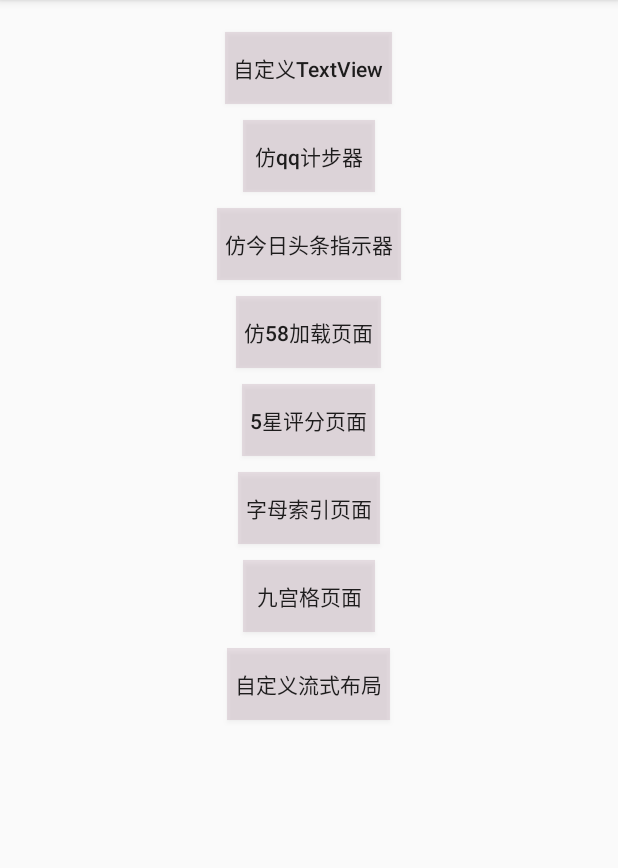
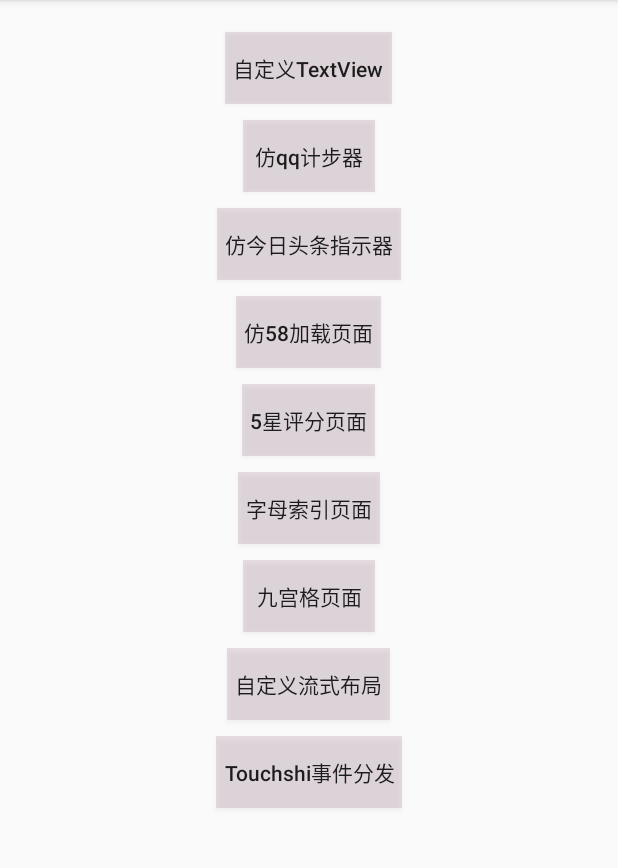
Before and after one commit to xuchengpu/CustomControl, an Android app: the screen it shows after launch (MainActivity), on a phone screen of 412 x 824 dp, the part 84-952 px from its top. Run offline under Robolectric (Android 15) with nearby library versions, the light colour scheme and no system bars; our stand-ins replace ButterKnife.

Commit message:
分析view的onTouch

```diff
--- a/app/src/main/AndroidManifest.xml
+++ b/app/src/main/AndroidManifest.xml
@@ -23,7 +23,8 @@
         <activity android:name=".activitys.RatingViewActivity" />
         <activity android:name=".activitys.IndexActivity" />
         <activity android:name=".activitys.SudokuActivity" />
-        <activity android:name=".activitys.FlowlayoutActivity"></activity>
+        <activity android:name=".activitys.FlowlayoutActivity" />
+        <activity android:name=".activitys.TouchActivity"></activity>
     </application>
 
 </manifest>
--- a/app/src/main/java/com/xuchengpu/customcontrol/activitys/FlowlayoutActivity.java
+++ b/app/src/main/java/com/xuchengpu/customcontrol/activitys/FlowlayoutActivity.java
@@ -9,6 +9,7 @@
 import android.widget.Toast;
 
 import com.xuchengpu.customcontrol.R;
+import com.xuchengpu.customcontrol.adapter.FlowlayoutAdapter;
 import com.xuchengpu.customcontrol.wiget.Flowlayout;
 
 import java.util.ArrayList;
--- a/app/src/main/java/com/xuchengpu/customcontrol/activitys/MainActivity.java
+++ b/app/src/main/java/com/xuchengpu/customcontrol/activitys/MainActivity.java
@@ -30,6 +30,8 @@
     Button btnSudoku;
     @InjectView(R.id.btn_flowlayout)
     Button btnFlowlayout;
+    @InjectView(R.id.btn_touch)
+    Button btnTouch;
 
     @Override
     protected void onCreate(Bundle savedInstanceState) {
@@ -39,7 +41,7 @@
     }
 
 
-    @OnClick({R.id.btn_flowlayout,R.id.btn_sudoku, R.id.btn_index, R.id.btn_textview, R.id.btn_step, R.id.btn_indicator, R.id.btn_imitation58, R.id.btn_rate})
+    @OnClick({R.id.btn_touch,R.id.btn_flowlayout, R.id.btn_sudoku, R.id.btn_index, R.id.btn_textview, R.id.btn_step, R.id.btn_indicator, R.id.btn_imitation58, R.id.btn_rate})
     public void onClick(View view) {
         Intent intent = null;
         switch (view.getId()) {
@@ -67,6 +69,9 @@
             case R.id.btn_flowlayout:
                 intent = new Intent(this, FlowlayoutActivity.class);
                 break;
+            case R.id.btn_touch:
+                intent = new Intent(this, TouchActivity.class);
+                break;
         }
         if (intent != null) {
             startActivity(intent);
@@ -74,5 +79,4 @@
 
     }
 
-
 }
--- a/app/src/main/java/com/xuchengpu/customcontrol/activitys/FlowlayoutAdapter.java
+++ b/app/src/main/java/com/xuchengpu/customcontrol/adapter/FlowlayoutAdapter.java
@@ -1,4 +1,4 @@
-package com.xuchengpu.customcontrol.activitys;
+package com.xuchengpu.customcontrol.adapter;
 
 import android.view.View;
 import android.view.ViewGroup;
--- a/app/src/main/java/com/xuchengpu/customcontrol/wiget/Flowlayout.java
+++ b/app/src/main/java/com/xuchengpu/customcontrol/wiget/Flowlayout.java
@@ -5,7 +5,7 @@
 import android.view.View;
 import android.view.ViewGroup;
 
-import com.xuchengpu.customcontrol.activitys.FlowlayoutAdapter;
+import com.xuchengpu.customcontrol.adapter.FlowlayoutAdapter;
 
 import java.util.ArrayList;
 import java.util.List;
--- a/app/src/main/res/layout/activity_main.xml
+++ b/app/src/main/res/layout/activity_main.xml
@@ -88,6 +88,15 @@
             android:padding="5dp"
             android:text="自定义流式布局"
             android:textAllCaps="false" />
+        <Button
+            android:id="@+id/btn_touch"
+            android:layout_width="wrap_content"
+            android:layout_height="wrap_content"
+            android:layout_margin="5dp"
+            android:background="#44af8fa0"
+            android:padding="5dp"
+            android:text="Touchshi事件分发"
+            android:textAllCaps="false" />
 
     </LinearLayout>
 
```
Also changed, not shown: app/src/main/java/com/xuchengpu/customcontrol/activitys/TouchActivity.java (added, +39 -0 lines), app/src/main/java/com/xuchengpu/customcontrol/wiget/TouchView.java (added, +41 -0 lines), app/src/main/res/layout/activity_touch.xml (added, +13 -0 lines).
